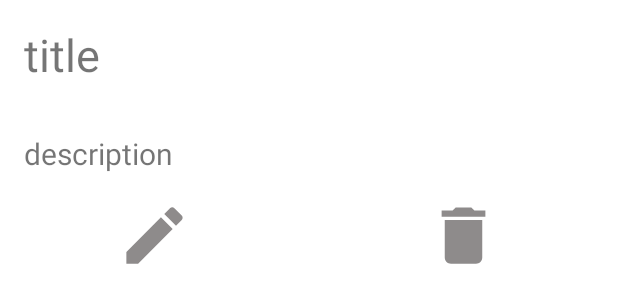
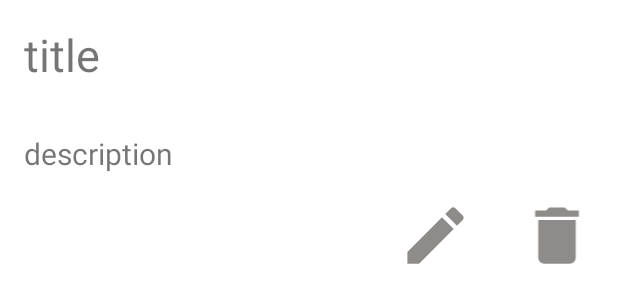
Before and after one commit to CodeJugad/VoiceNotesJava, an Android app: the layout fragment_notes_description.xml on its own in the app's theme, with its tools: preview values and no code run, on a phone screen of 412 x 824 dp. Shown: the top 303 px of the screen. Run offline under Robolectric (Android 15) with nearby library versions, the phone set to English and light mode, and no system bars.

Commit message:
delete all added

```diff
--- /dev/null
+++ b/app/src/main/res/drawable/click_effect.xml
@@ -0,0 +1,7 @@
+<?xml version="1.0" encoding="utf-8"?>
+
+<selector xmlns:android="http://schemas.android.com/apk/res/android">
+<item android:drawable="@drawable/ic_img_pressed_light" android:state_pressed="true" />
+<!--<item android:drawable="@drawable/image_focused" android:state_focused="true" />-->
+<!--<item android:drawable="@drawable/image_normal" />-->
+</selector>
--- a/app/src/main/res/layout/fragment_notes_description.xml
+++ b/app/src/main/res/layout/fragment_notes_description.xml
@@ -40,6 +40,7 @@
             <LinearLayout
                 android:layout_width="match_parent"
                 android:layout_height="50dp"
+                android:layout_marginLeft="250dp"
                 android:orientation="horizontal">
 
                 <ImageView
@@ -47,14 +48,16 @@
                     android:layout_width="wrap_content"
                     android:layout_height="match_parent"
                     android:layout_weight="1"
-                    android:src="@drawable/ic_edit" />
+                    android:src="@drawable/ic_edit"
+                    android:background="@drawable/click_effect" />
 
                 <ImageView
                     android:id="@+id/img_delete"
                     android:layout_width="wrap_content"
                     android:layout_height="match_parent"
                     android:layout_weight="1"
-                    android:src="@drawable/ic_delete" />
+                    android:src="@drawable/ic_delete"
+                    android:background="@drawable/click_effect"/>
             </LinearLayout>
         </LinearLayout>
 
```
Also changed, not shown: app/src/main/java/com/vinnovations/voicenotesjava/MainActivity.java (+53 -0 lines), app/src/main/res/menu/menu_main.xml (added, +16 -0 lines), app/src/main/res/drawable-hdpi/ic_img_pressed.png (added), app/src/main/res/drawable-hdpi/ic_img_pressed_light.png (added).
